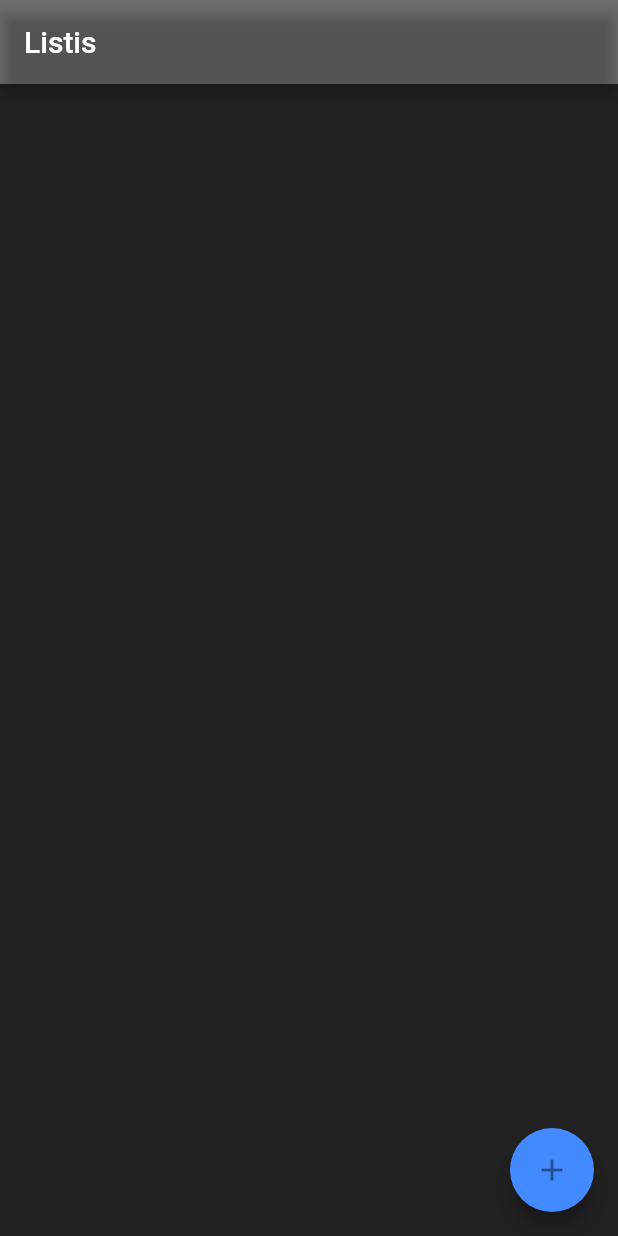
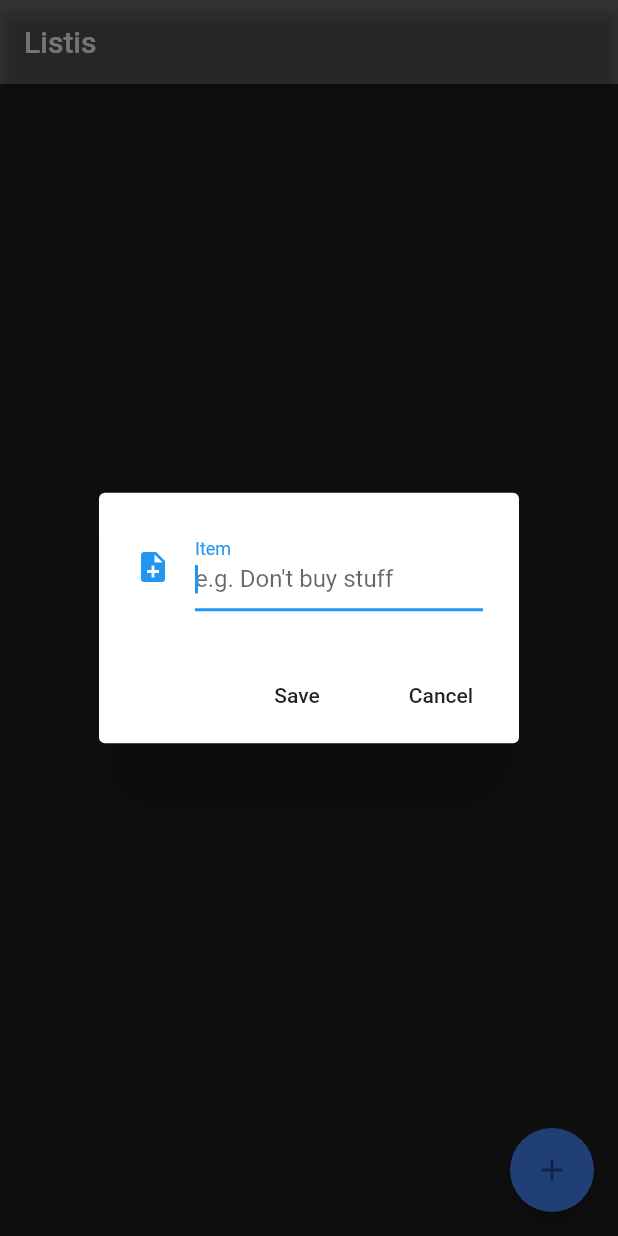
Before and after one commit to TheBornTurtle/ListisFl, a Flutter app: the screen it shows after launch, after a tap on the "add" icon, on a phone screen of 412 x 824 dp. Run offline on Flutter 3.47's test engine with Material 2 defaults, Android fonts, the phone set to English and light mode, and no system bars; our stand-ins replace sqflite; accounts and stored records are empty.

Commit message:
App now adds to the db

```diff
--- a/lib/ui/listis_screen.dart
+++ b/lib/ui/listis_screen.dart
@@ -1,4 +1,7 @@
 import 'package:flutter/material.dart';
+import 'package:listis/model/listis_item.dart';
+import 'package:listis/util/db_client.dart';
+import 'package:sqflite/sqlite_api.dart';
 
 class ListisScreen extends StatefulWidget {
   @override
@@ -6,12 +9,25 @@ class ListisScreen extends StatefulWidget {
 }
 
 class _ListisScreenState extends State<ListisScreen> {
+  final _editTextController = TextEditingController();
+
+  var db = new DatabaseHelper();
+
+  void _handleSubmit(String text) async {
+    _editTextController.clear();
+
+    ListisItem listisItem =
+        new ListisItem(text, DateTime.now().toIso8601String());
+    int savedItemID = await db.saveItem(listisItem);
+
+    print(savedItemID);
+  }
+
   @override
   Widget build(BuildContext context) {
     return Scaffold(
       backgroundColor: Colors.black87,
       body: Column(),
-
       floatingActionButton: new FloatingActionButton(
         tooltip: "Add item",
         backgroundColor: Colors.blueAccent,
@@ -24,5 +40,39 @@ class _ListisScreenState extends State<ListisScreen> {
   }
 
   void _showFormDialog() {
+    var alert = new AlertDialog(
+      content: new Row(
+        children: <Widget>[
+          new Expanded(
+            child: new TextField(
+              controller: _editTextController,
+              autofocus: true,
+              decoration: new InputDecoration(
+                  labelText: "Item",
+                  hintText: "e.g. Don't buy stuff",
+                  icon: new Icon(Icons.note_add)),
+            ),
+          )
+        ],
+      ),
+      actions: <Widget>[
+        new FlatButton(
+            onPressed: () {
+              _handleSubmit(_editTextController.text);
+              _editTextController.clear();
+            },
+            child: Text("Save")),
+        new FlatButton(
+          onPressed: () => Navigator.pop(context),
+          child: Text("Cancel"),
+        )
+      ],
+    );
+
+    showDialog(
+        context: context,
+        builder: (_) {
+          return alert;
+        });
   }
 }
```
Also changed, not shown: 2 other files.
